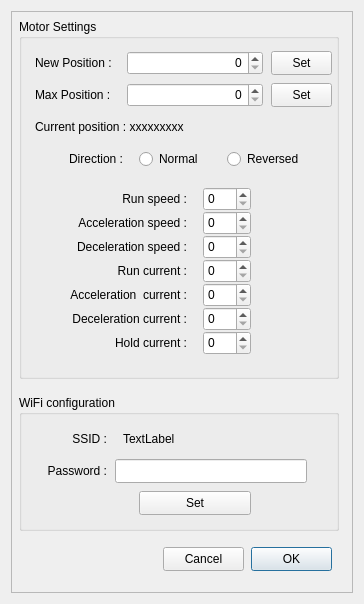
First picture: the form in Esatto.ui, repository rpineau/Esatto, before the edit.
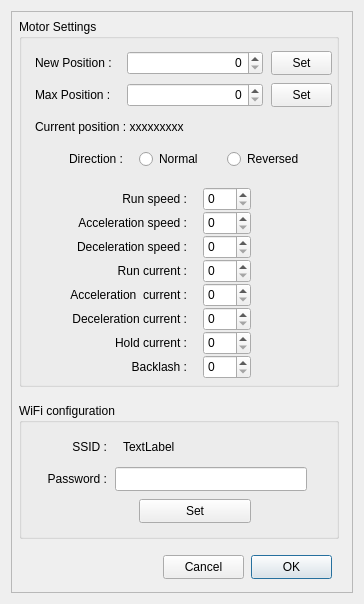
Second picture: the form after the edit. Custom widgets are drawn as their Qt base class.

The edit to the form file:
```diff
--- a/Esatto.ui
+++ b/Esatto.ui
@@ -64,7 +64,7 @@
         <x>8</x>
         <y>8</y>
         <width>320</width>
-        <height>360</height>
+        <height>368</height>
        </rect>
       </property>
       <property name="title">
@@ -412,6 +412,35 @@
         <number>5</number>
        </property>
       </widget>
+      <widget class="QSpinBox" name="backlash">
+       <property name="geometry">
+        <rect>
+         <x>184</x>
+         <y>336</y>
+         <width>48</width>
+         <height>24</height>
+        </rect>
+       </property>
+       <property name="maximum">
+        <number>5</number>
+       </property>
+      </widget>
+      <widget class="QLabel" name="label_13">
+       <property name="geometry">
+        <rect>
+         <x>24</x>
+         <y>336</y>
+         <width>144</width>
+         <height>24</height>
+        </rect>
+       </property>
+       <property name="text">
+        <string>Backlash :</string>
+       </property>
+       <property name="alignment">
+        <set>Qt::AlignRight|Qt::AlignTrailing|Qt::AlignVCenter</set>
+       </property>
+      </widget>
      </widget>
      <widget class="QPushButton" name="pushButtonOK">
       <property name="enabled">
@@ -420,7 +449,7 @@
       <property name="geometry">
        <rect>
         <x>240</x>
-        <y>536</y>
+        <y>544</y>
         <width>81</width>
         <height>24</height>
        </rect>
@@ -436,7 +465,7 @@
       <property name="geometry">
        <rect>
         <x>152</x>
-        <y>536</y>
+        <y>544</y>
         <width>81</width>
         <height>24</height>
        </rect>
@@ -449,7 +478,7 @@
       <property name="geometry">
        <rect>
         <x>8</x>
-        <y>384</y>
+        <y>392</y>
         <width>320</width>
         <height>136</height>
        </rect>
```
